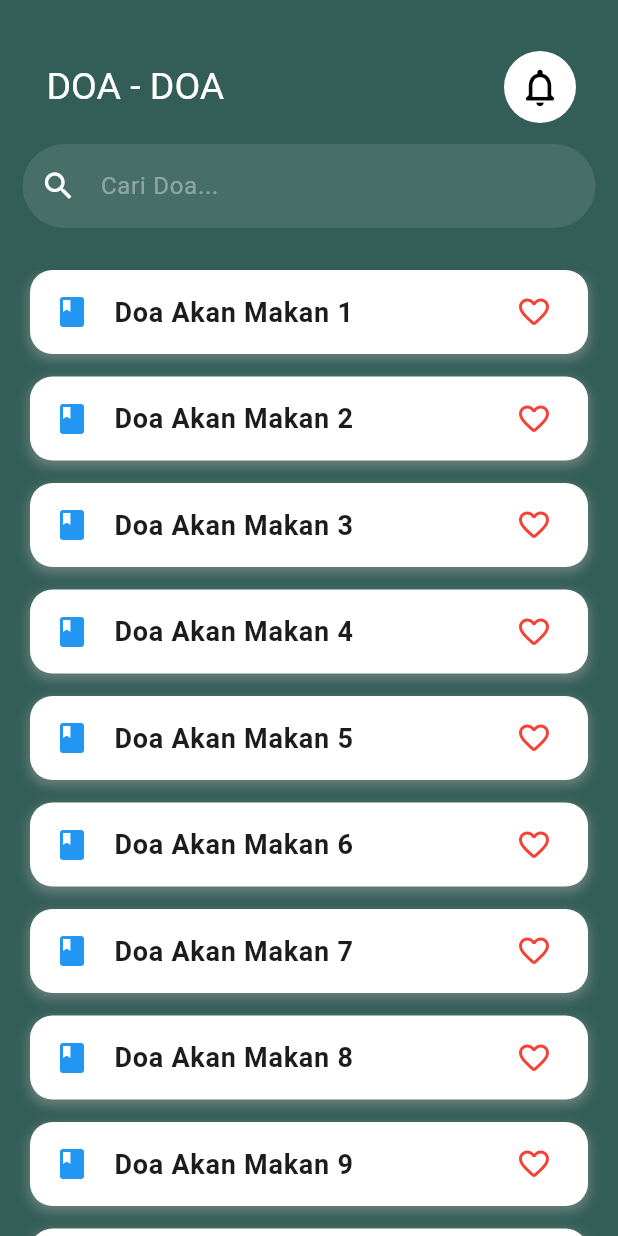
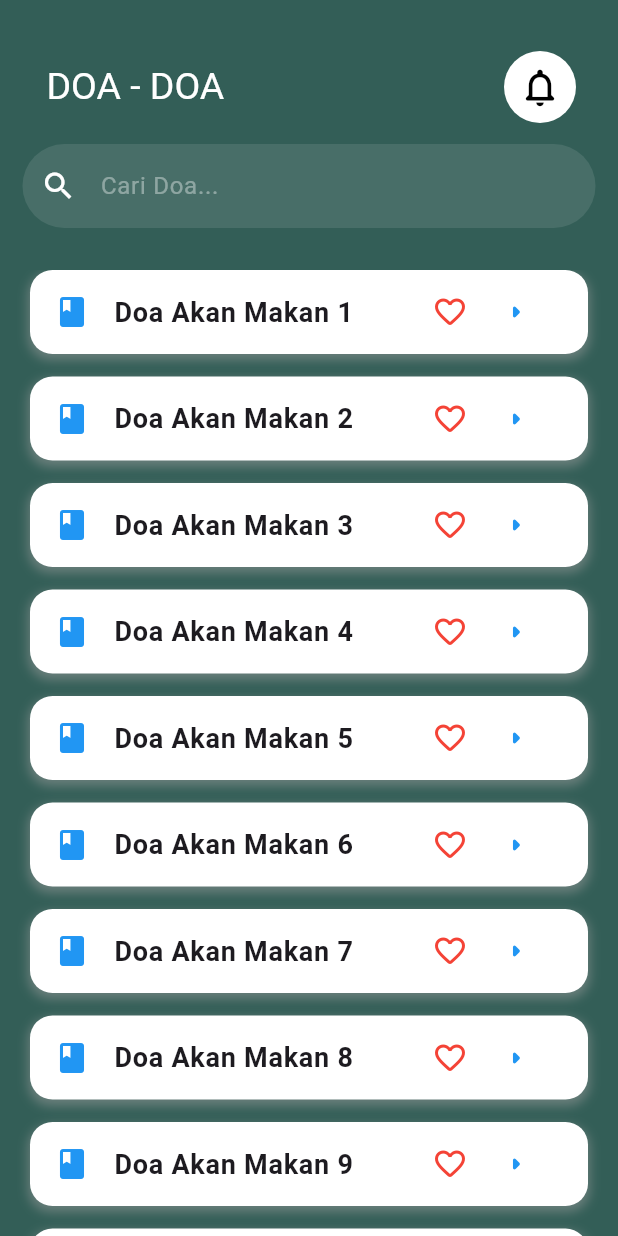
Before and after one commit to annasnurdin/doanya, a Flutter app: the screen it shows after launch, on a phone screen of 412 x 824 dp. Run offline on Flutter 3.47's test engine with Material 3 defaults, Android fonts, the phone set to English and light mode, and no system bars; our stand-ins replace google_fonts; Roboto replaces fonts that are missing (Poppins).

Commit message:
Persiapan Deskripsi box di bawah list tile

```diff
--- a/lib/pages/home.dart
+++ b/lib/pages/home.dart
@@ -9,6 +9,7 @@ class Home extends StatefulWidget {
 }
 
 class _HomeState extends State<Home> {
+  bool _showDescription = false;
   final List<String> doaList =
       List<String>.generate(10, (index) => 'Doa Akan Makan ${index + 1}');
   @override
@@ -91,7 +92,7 @@ class _HomeState extends State<Home> {
                     ],
                   ),
                   child: ListTile(
-                    leading: const Icon(Icons.book, color: Colors.blue),
+                    leading: const Icon(Icons.book_rounded, color: Colors.blue),
                     title: Text(
                       doaList[index],
                       style: const TextStyle(
@@ -100,10 +101,24 @@ class _HomeState extends State<Home> {
                         fontWeight: FontWeight.bold,
                       ),
                     ),
-                    trailing: const Icon(Icons.favorite_border_rounded,
-                        color: Colors.red),
+                    trailing: Row(
+                      mainAxisSize: MainAxisSize.min,
+                      children: [
+                        const Icon(Icons.favorite_border_rounded,
+                            color: Colors.red),
+                        const SizedBox(width: 8),
+                        IconButton(
+                          icon: const Icon(Icons.arrow_right_rounded,
+                              color: Colors.blue),
+                          onPressed: () {
+                            setState(() {
+                              _showDescription = !_showDescription;
+                            });
+                          },
+                        ),
+                      ],
+                    ),
                     onTap: () {
-                      // Action saat doa dipilih
                       showDialog(
                         context: context,
                         builder: (context) => AlertDialog(
```
